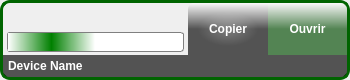
First picture: the form in src/windows-ui/deviceview.ui, repository filesdnd/filesdnd-qt, before the edit.
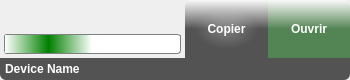
Second picture: the form after the edit. Icons and pictures are not drawn.

What changed in the file:
```diff
--- a/src/windows-ui/deviceview.ui
+++ b/src/windows-ui/deviceview.ui
@@ -89,12 +89,7 @@
       <item>
        <widget class="QFrame" name="borderContainer">
         <property name="styleSheet">
-         <string notr="true">#borderContainer
-{
-	border: 3px solid darkgreen;
-	border-radius: 10px;
-}
-</string>
+         <string notr="true"/>
         </property>
         <property name="frameShape">
          <enum>QFrame::StyledPanel</enum>
```
Left out of the diff: 5 changed lines with no effect on the pictures.
